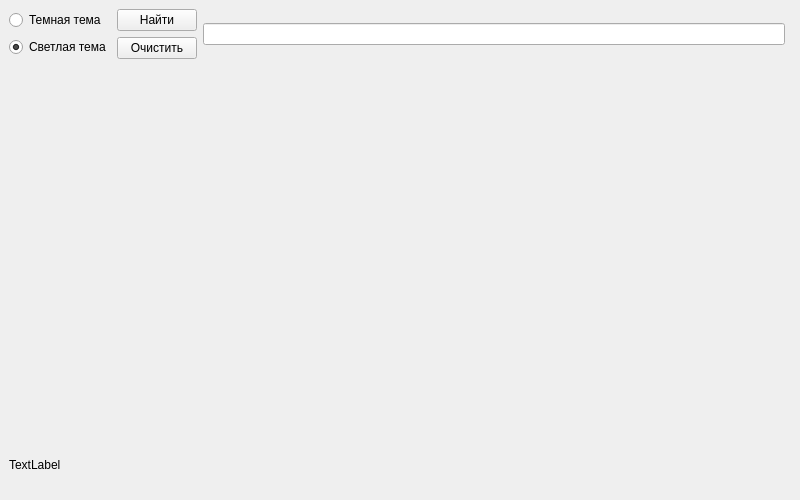
joer0k/yandex_maps, file untitled.ui: the form before one commit.
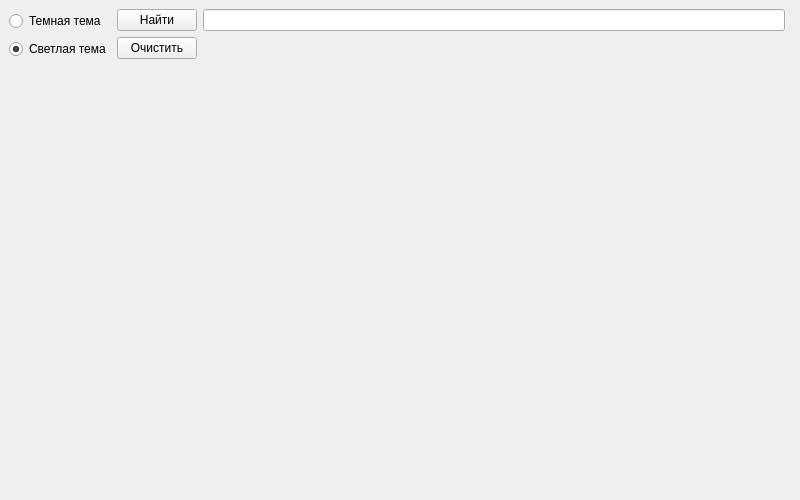
The form after the commit.

Commit message: Большая задача по Maps API. Часть №8

Diff of the .ui file:
```diff
--- a/untitled.ui
+++ b/untitled.ui
@@ -15,6 +15,20 @@
   </property>
   <widget class="QWidget" name="centralwidget">
    <layout class="QGridLayout" name="gridLayout">
+    <item row="10" column="0">
+     <widget class="QLabel" name="label_error">
+      <property name="text">
+       <string/>
+      </property>
+     </widget>
+    </item>
+    <item row="3" column="0" rowspan="7" colspan="2">
+     <widget class="QLabel" name="label">
+      <property name="text">
+       <string/>
+      </property>
+     </widget>
+    </item>
     <item row="0" column="0">
      <layout class="QHBoxLayout" name="horizontalLayout">
       <item>
@@ -57,6 +71,8 @@
        </layout>
       </item>
       <item>
+       <layout class="QVBoxLayout" name="verticalLayout_2">
+        <item>
        <widget class="QLineEdit" name="edit_search">
         <property name="enabled">
          <bool>true</bool>
@@ -66,21 +82,16 @@
         </property>
        </widget>
       </item>
-     </layout>
-    </item>
-    <item row="3" column="0" rowspan="7" colspan="2">
-     <widget class="QLabel" name="label">
-      <property name="text">
-       <string/>
-      </property>
-     </widget>
-    </item>
-    <item row="10" column="0">
+        <item>
      <widget class="QLabel" name="label_result">
       <property name="text">
-       <string>TextLabel</string>
-      </property>
-     </widget>
+           <string/>
+          </property>
+         </widget>
+        </item>
+       </layout>
+      </item>
+     </layout>
     </item>
    </layout>
   </widget>
```
Lines whose indentation alone changed are shown as unchanged. The commit also changes 1 other file.
